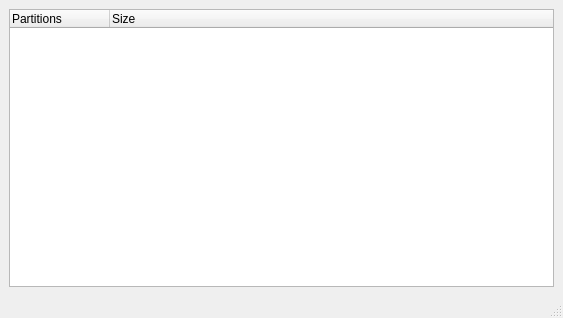
The window that partitions.ui (Thenujan-0/system_maintenance) describes before a commit, drawn with Qt 5.
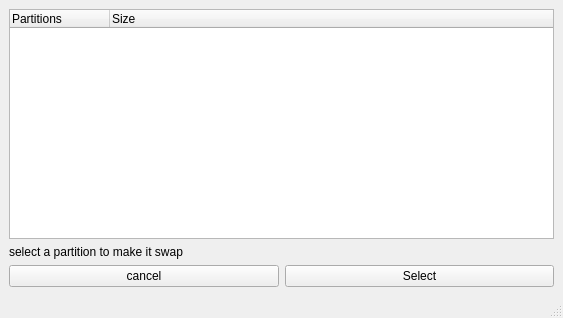
The same window after the commit.

What changed in the file:
```diff
--- a/partitions.ui
+++ b/partitions.ui
@@ -16,6 +16,11 @@
   <widget class="QWidget" name="centralwidget">
    <layout class="QGridLayout" name="gridLayout">
     <item row="0" column="0">
+     <layout class="QVBoxLayout" name="verticalLayout">
+      <property name="bottomMargin">
+       <number>0</number>
+      </property>
+      <item>
      <widget class="QTreeWidget" name="treeWidget">
       <column>
        <property name="text">
@@ -28,6 +33,39 @@
        </property>
       </column>
      </widget>
+      </item>
+      <item>
+       <widget class="QLabel" name="label">
+        <property name="text">
+         <string>select a partition to make it swap</string>
+        </property>
+        <property name="margin">
+         <number>10</number>
+        </property>
+       </widget>
+      </item>
+      <item>
+       <layout class="QHBoxLayout" name="horizontalLayout">
+        <property name="bottomMargin">
+         <number>0</number>
+        </property>
+        <item>
+         <widget class="QPushButton" name="btn_cancel">
+          <property name="text">
+           <string>cancel</string>
+          </property>
+         </widget>
+        </item>
+        <item>
+         <widget class="QPushButton" name="btn_select">
+          <property name="text">
+           <string>Select</string>
+          </property>
+         </widget>
+        </item>
+       </layout>
+      </item>
+     </layout>
     </item>
    </layout>
   </widget>
```
Lines whose indentation alone changed are shown as unchanged.
